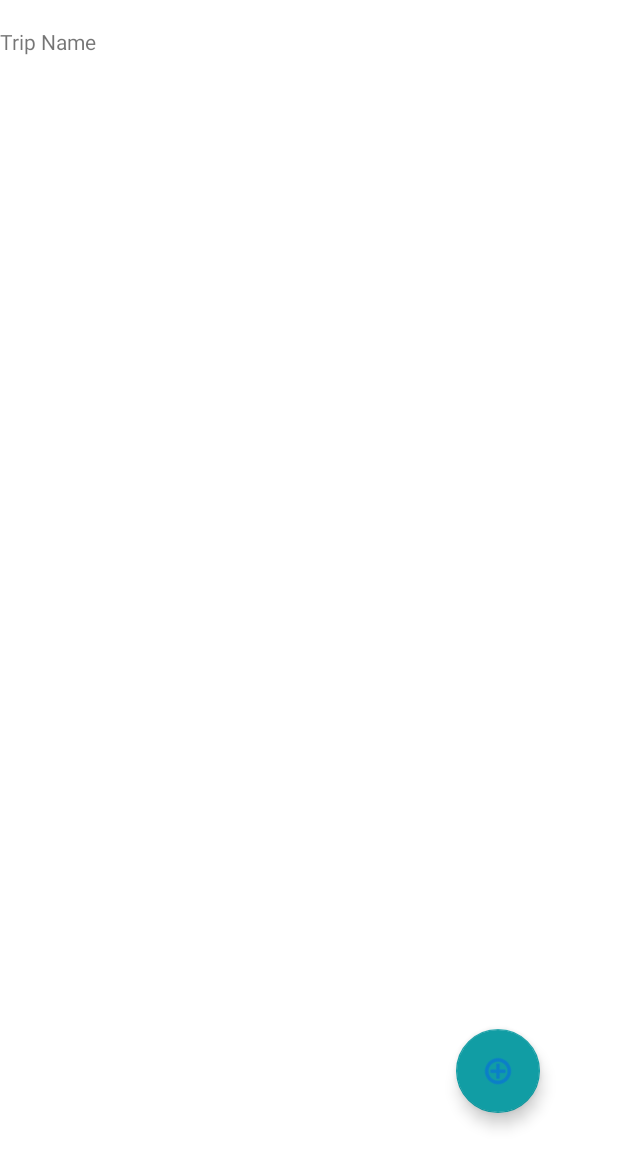
After one commit to divsharma07/Tripfinity, an Android app: the ItineraryViewActivity screen opened directly, with no data from a screen before it, on a phone screen of 412 x 824 dp. The commit adds this screen. Shown: the top 1168 px of the screen. Run offline under Robolectric (Android 15) with nearby library versions, the phone set to English and light mode, and no system bars.

```diff
--- a/app/src/main/java/com/app/tripfinity/model/Trip.java
+++ b/app/src/main/java/com/app/tripfinity/model/Trip.java
@@ -24,10 +24,10 @@ public class Trip {
     private List<DocumentReference> users;
 
     // TODO: add model reference
-    private String itinerary;
+    private DocumentReference itinerary;
 
     public Trip(Date startDate, Date endDate, String tripName, boolean canShare, List<String> expenses,
-                List<DocumentReference> users, String itinerary) {
+                List<DocumentReference> users, DocumentReference itinerary) {
         this.startDate = startDate;
         this.endDate = endDate;
         this.tripName = tripName;
@@ -57,7 +57,7 @@ public class Trip {
         return users;
     }
 
-    public String getItinerary() {
+    public DocumentReference getItinerary() {
         return itinerary;
     }
     public String getTripId() {
--- /dev/null
+++ b/app/src/main/java/com/app/tripfinity/view/ItineraryViewActivity.java
@@ -0,0 +1,24 @@
+package com.app.tripfinity.view;
+
+import androidx.appcompat.app.AppCompatActivity;
+
+import android.os.Bundle;
+
+import com.app.tripfinity.R;
+
+public class ItineraryViewActivity extends AppCompatActivity {
+
+    @Override
+    protected void onCreate(Bundle savedInstanceState) {
+        super.onCreate(savedInstanceState);
+        setContentView(R.layout.activity_itinerary_view);
+
+    }
+    // Need to add dynamic elements inside recycler view.
+
+
+    // if an itinerary with the trip id exists then display all the days of that itinerary
+    //      display all the places for a day
+    //      for each place display the place name which should be clickable
+    //
+}
--- a/app/src/main/java/com/app/tripfinity/viewmodel/TripCreationViewModel.java
+++ b/app/src/main/java/com/app/tripfinity/viewmodel/TripCreationViewModel.java
@@ -9,6 +9,7 @@ import androidx.lifecycle.LiveData;
 import com.app.tripfinity.model.Trip;
 import com.app.tripfinity.model.User;
 import com.app.tripfinity.repository.TripCreationRepository;
+import com.google.firebase.firestore.DocumentReference;
 
 import java.text.ParseException;
 import java.text.SimpleDateFormat;
@@ -19,8 +20,6 @@ import java.util.Locale;
 
 public class TripCreationViewModel extends AndroidViewModel {
     TripCreationRepository tripCreationRepository;
-
-
     LiveData<Trip> createdTripLiveData;
     public TripCreationViewModel(@NonNull Application application) {
         super(application);
@@ -35,7 +34,8 @@ public class TripCreationViewModel extends AndroidViewModel {
     // add the created trip id to the users trip list
     public void createNewTrip(String tripName, String startDate, String userId) throws ParseException {
         Trip trip = tripCreationRepository.createATrip(tripName,startDate,userId);
-        createdTripLiveData = tripCreationRepository.addANewTrip(trip);
+        createdTripLiveData = tripCreationRepository.addANewTrip(trip,userId);
     }
 
+
 }
--- /dev/null
+++ b/app/src/main/res/layout/activity_itinerary_view.xml
@@ -0,0 +1,41 @@
+<?xml version="1.0" encoding="utf-8"?>
+<androidx.constraintlayout.widget.ConstraintLayout xmlns:android="http://schemas.android.com/apk/res/android"
+    xmlns:app="http://schemas.android.com/apk/res-auto"
+    xmlns:tools="http://schemas.android.com/tools"
+    android:layout_width="match_parent"
+    android:layout_height="match_parent"
+    tools:context=".view.ItineraryViewActivity">
+
+    <TextView
+        android:id="@+id/textView2"
+        android:layout_width="match_parent"
+        android:layout_height="wrap_content"
+        android:text="Trip Name"
+        app:layout_constraintBottom_toBottomOf="parent"
+        app:layout_constraintTop_toTopOf="parent"
+        app:layout_constraintVertical_bias="0.022"
+        tools:layout_editor_absoluteX="-16dp" />
+
+    <androidx.recyclerview.widget.RecyclerView
+        android:id="@+id/days"
+        android:layout_width="409dp"
+        android:layout_height="694dp"
+        android:layout_marginTop="1dp"
+        app:layout_constraintEnd_toEndOf="parent"
+        app:layout_constraintStart_toStartOf="parent"
+        app:layout_constraintTop_toBottomOf="@+id/textView2" />
+
+    <com.google.android.material.floatingactionbutton.FloatingActionButton
+        android:id="@+id/floatingActionButton"
+        android:layout_width="wrap_content"
+        android:layout_height="wrap_content"
+        android:clickable="true"
+        app:layout_constraintBottom_toBottomOf="parent"
+        app:layout_constraintEnd_toEndOf="parent"
+        app:layout_constraintHorizontal_bias="0.853"
+        app:layout_constraintStart_toStartOf="parent"
+        app:layout_constraintTop_toTopOf="parent"
+        app:layout_constraintVertical_bias="0.893"
+        app:srcCompat="@android:drawable/ic_menu_add" />
+
+</androidx.constraintlayout.widget.ConstraintLayout>
```
Also changed, not shown: app/src/main/AndroidManifest.xml (+17 -26 lines), app/src/main/java/com/app/tripfinity/repository/TripCreationRepository.java (+24 -2 lines), app/src/main/java/com/app/tripfinity/view/TripCreationActivity.java (+20 -1 lines).
